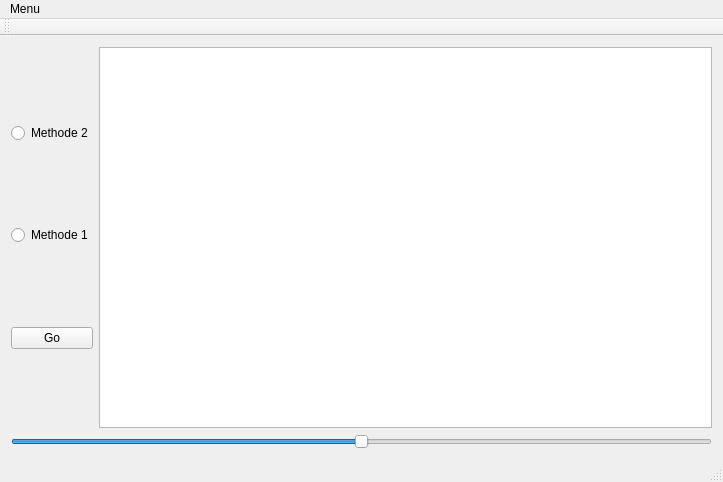
This is mainwindow.ui in cheer37/ct2-inpainting as Qt 5 draws it before an edit. The edited form follows.
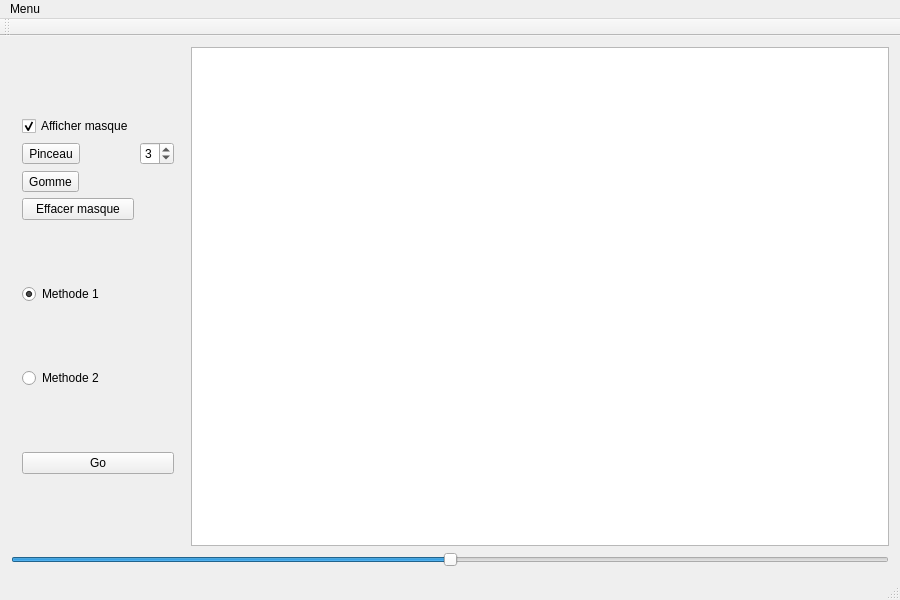
This is the edited form.

Commit message: Ajout dessin masque, pinceau, gomme, taille pinceau ect

Diff of the .ui file:
```diff
--- a/mainwindow.ui
+++ b/mainwindow.ui
@@ -6,10 +6,16 @@
    <rect>
     <x>0</x>
     <y>0</y>
-    <width>723</width>
-    <height>482</height>
+    <width>900</width>
+    <height>600</height>
    </rect>
   </property>
+  <property name="minimumSize">
+   <size>
+    <width>900</width>
+    <height>600</height>
+   </size>
+  </property>
   <property name="windowTitle">
    <string>MainWindow</string>
   </property>
@@ -18,19 +24,71 @@
     <item>
      <layout class="QHBoxLayout" name="horizontalLayout_3">
       <item>
+       <widget class="QWidget" name="" native="true">
        <layout class="QVBoxLayout" name="verticalLayout">
         <item>
-         <widget class="QRadioButton" name="radioButton_2">
+          <layout class="QGridLayout" name="gridLayout">
+           <item row="1" column="0">
+            <widget class="QToolButton" name="toolButton_write">
           <property name="text">
-           <string>Methode 2</string>
-          </property>
-         </widget>
+              <string>Pinceau</string>
+             </property>
+            </widget>
+           </item>
+           <item row="1" column="1">
+            <widget class="QSpinBox" name="spinBox_size">
+             <property name="minimum">
+              <number>1</number>
+             </property>
+             <property name="maximum">
+              <number>5</number>
+             </property>
+             <property name="value">
+              <number>3</number>
+             </property>
+            </widget>
+           </item>
+           <item row="2" column="0">
+            <widget class="QToolButton" name="toolButton_erase">
+             <property name="text">
+              <string>Gomme</string>
+             </property>
+            </widget>
+           </item>
+           <item row="3" column="0">
+            <widget class="QPushButton" name="pushButton_clear">
+             <property name="text">
+              <string>Effacer masque</string>
+             </property>
+            </widget>
+           </item>
+           <item row="0" column="0">
+            <widget class="QCheckBox" name="checkBox_masque">
+             <property name="text">
+              <string>Afficher masque</string>
+             </property>
+             <property name="checked">
+              <bool>true</bool>
+             </property>
+            </widget>
+           </item>
+          </layout>
         </item>
         <item>
          <widget class="QRadioButton" name="radioButton_1">
           <property name="text">
            <string>Methode 1</string>
           </property>
+           <property name="checked">
+            <bool>true</bool>
+           </property>
+          </widget>
+         </item>
+         <item>
+          <widget class="QRadioButton" name="radioButton_2">
+           <property name="text">
+            <string>Methode 2</string>
+           </property>
          </widget>
         </item>
         <item>
@@ -41,6 +99,7 @@
          </widget>
         </item>
        </layout>
+       </widget>
       </item>
       <item>
        <widget class="QGraphicsView" name="graphicsView_img">
@@ -71,7 +130,7 @@
     <rect>
      <x>0</x>
      <y>0</y>
-     <width>723</width>
+     <width>900</width>
      <height>23</height>
     </rect>
    </property>
```
Lines whose indentation alone changed are shown as unchanged. The commit also changes 7 other files.
